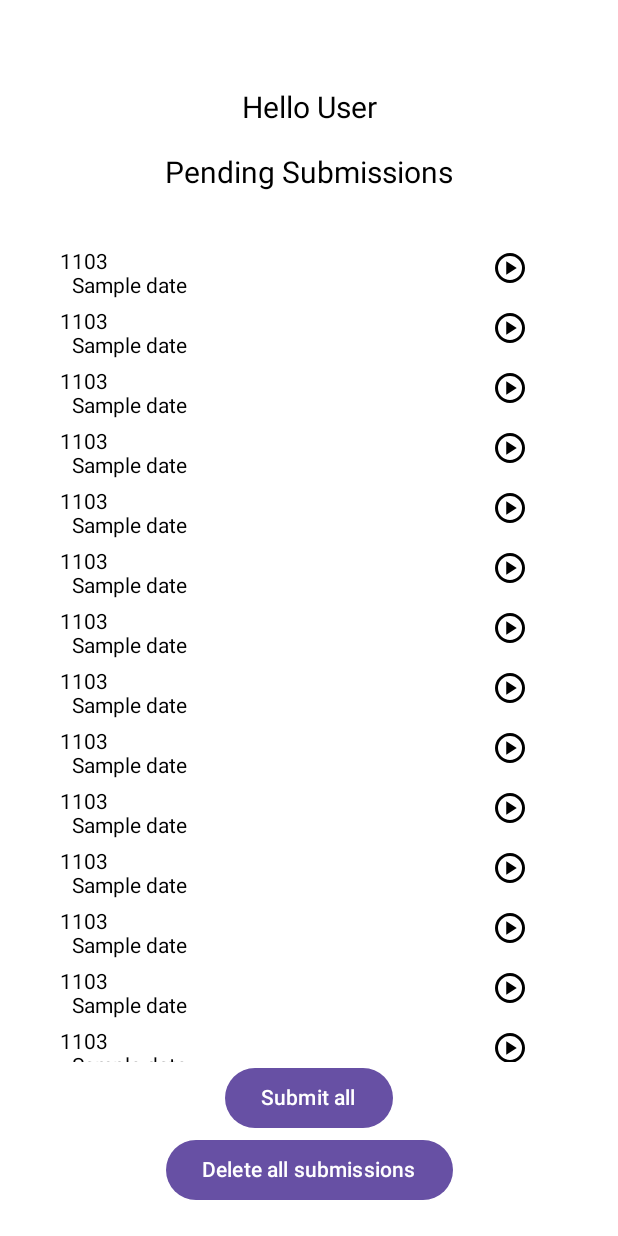
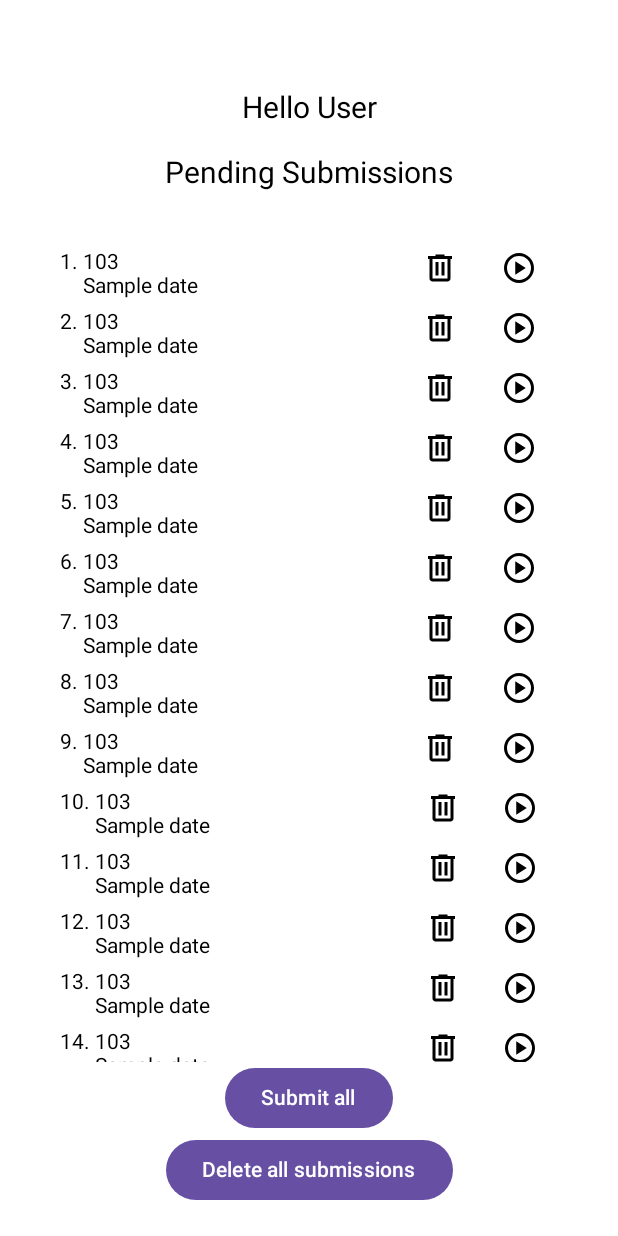
Before and after one commit to abhijay-259/RecorderApp, an Android app built with Jetpack Compose: the @Preview function PendingSubmissionsScreenPreview, on a phone screen of 412 x 824 dp. Run offline under Robolectric (Android 15) with nearby library versions, the phone set to English and light mode, and no system bars.

Commit message:
minor changes playback button and other fixes

```diff
--- a/app/src/main/java/com/example/recorderapp/repositories/AuthRepositoryPractice.kt
+++ b/app/src/main/java/com/example/recorderapp/repositories/AuthRepositoryPractice.kt
@@ -1,11 +1,8 @@
 package com.example.recorderapp.repositories
 
-import android.service.autofill.UserData
 import com.example.recorderapp.models.LogInPayload
 import com.example.recorderapp.models.UserRegistration
-import com.google.android.gms.tasks.Task
 import com.google.firebase.auth.FirebaseAuth
-import com.google.firebase.auth.GetTokenResult
 import kotlinx.coroutines.tasks.await
 
 class AuthRepositoryPractice {
--- a/app/src/main/java/com/example/recorderapp/room/SubmissionDao.kt
+++ b/app/src/main/java/com/example/recorderapp/room/SubmissionDao.kt
@@ -1,7 +1,6 @@
 package com.example.recorderapp.room
 
 import androidx.room.Dao
-import androidx.room.Delete
 import androidx.room.Query
 import androidx.room.Upsert
 import kotlinx.coroutines.flow.Flow
--- a/app/src/main/java/com/example/recorderapp/room/SubmissionDatabase.kt
+++ b/app/src/main/java/com/example/recorderapp/room/SubmissionDatabase.kt
@@ -1,12 +1,9 @@
 package com.example.recorderapp.room
 
 import android.content.Context
-import androidx.room.AutoMigration
 import androidx.room.Database
-import androidx.room.DeleteTable
 import androidx.room.Room
 import androidx.room.RoomDatabase
-import androidx.room.migration.AutoMigrationSpec
 import androidx.room.migration.Migration
 import androidx.sqlite.db.SupportSQLiteDatabase
 
--- a/app/src/main/java/com/example/recorderapp/screens/PendingSubmissionsScreen.kt
+++ b/app/src/main/java/com/example/recorderapp/screens/PendingSubmissionsScreen.kt
@@ -1,8 +1,6 @@
 package com.example.recorderapp.screens
 
 import android.util.Log
-import androidx.compose.foundation.Image
-import androidx.compose.foundation.background
 import androidx.compose.foundation.clickable
 import androidx.compose.foundation.layout.Arrangement
 import androidx.compose.foundation.layout.Column
@@ -12,29 +10,20 @@ import androidx.compose.foundation.layout.fillMaxSize
 import androidx.compose.foundation.layout.padding
 import androidx.compose.foundation.lazy.LazyColumn
 import androidx.compose.material3.Button
-import androidx.compose.material3.ExperimentalMaterial3Api
-import androidx.compose.material3.FloatingActionButton
 import androidx.compose.material3.Icon
-import androidx.compose.material3.Scaffold
 import androidx.compose.material3.Text
-import androidx.compose.material3.TopAppBar
 import androidx.compose.runtime.Composable
 import androidx.compose.ui.Alignment
 import androidx.compose.ui.Modifier
 import androidx.compose.ui.tooling.preview.Preview
 import androidx.compose.ui.unit.sp
 import androidx.lifecycle.viewmodel.compose.viewModel
-import androidx.room.util.TableInfo
 import com.example.recorderapp.viewmodels.PendingSubmissionsViewModel
-import kotlinx.coroutines.flow.collect
-import kotlinx.coroutines.flow.forEach
 import androidx.compose.runtime.collectAsState
-import androidx.compose.ui.graphics.Color
 import androidx.compose.ui.res.painterResource
 import androidx.compose.ui.unit.dp
 import com.example.recorderapp.R
-import com.example.recorderapp.repositories.AuthRepository
-import com.example.recorderapp.room.SubmissionDao
+import com.example.recorderapp.customfunctions.timeFromPath
 
 @Composable
 fun PendingSubmissionsScreen(
@@ -63,9 +52,11 @@ fun PendingSubmissionsScreen(
             items(submissionList.size) { index ->
                 val currentSubmission = submissionList[index]
                 PendingSubmission(
+                    slno = index,
                     taskID = currentSubmission.task_id.toString(),
-                    date = "Sample date",
-                    function = {viewModel.playButton(currentSubmission.filePath)}
+                    date = timeFromPath(currentSubmission.filePath)!!,
+                    functionPlay = {viewModel.playButton(currentSubmission.filePath, index+1)},
+                    functionDelete = {viewModel.deleteButton(currentSubmission.submission_id)}
                 )
             }
         }
@@ -94,9 +85,9 @@ fun PendingSubmissionsScreenPreview() {
 }
 
 @Composable
-fun PendingSubmission(taskID: String, date: String, function: () -> Unit) {
+fun PendingSubmission(slno: Int, taskID: String, date: String, functionPlay: () -> Unit, functionDelete: () -> Unit) {
     Row() {
-        Text("1")
+        Text((slno+1).toString() + ". ")
         Column(
             modifier = Modifier
                 .weight(0.8f)
@@ -105,10 +96,17 @@ fun PendingSubmission(taskID: String, date: String, function: () -> Unit) {
             Text(date)
         }
         Icon(
+            painter = painterResource(id = R.drawable.ic_delete),
+            contentDescription = "Delete",
+            modifier = Modifier
+                .clickable(onClick = functionDelete)
+                .weight(0.2f)
+        )
+        Icon(
             painter = painterResource(id = R.drawable.ic_play),
             contentDescription = "Play",
             modifier = Modifier
-                .clickable(onClick = function)
+                .clickable(onClick = functionPlay)
                 .weight(0.2f)
         )
     }
@@ -137,9 +135,11 @@ fun PendingSubmissionsScreendc() {
         ) {
             items(20) { index ->
                 PendingSubmission(
+                    slno = index,
                     taskID = "103",
                     date = "Sample date",
-                    function = {}
+                    functionPlay = {},
+                    functionDelete = {}
                 )
             }
         }
--- a/app/src/main/java/com/example/recorderapp/screens/SignInScreen.kt
+++ b/app/src/main/java/com/example/recorderapp/screens/SignInScreen.kt
@@ -1,6 +1,5 @@
 package com.example.recorderapp.screens
 
-import androidx.compose.foundation.clickable
 import androidx.compose.foundation.layout.Arrangement
 import androidx.compose.foundation.layout.Column
 import androidx.compose.foundation.layout.Row
--- a/app/src/main/java/com/example/recorderapp/viewmodels/RUViewModel.kt
+++ b/app/src/main/java/com/example/recorderapp/viewmodels/RUViewModel.kt
@@ -10,10 +10,8 @@ import kotlinx.coroutines.launch
 import com.example.recorderapp.repositories.AudioRepository
 import com.example.recorderapp.repositories.AuthRepository
 import com.example.recorderapp.room.SubmissionDao
-import com.example.recorderapp.room.SubmissionDatabase
 import kotlinx.coroutines.delay
 import kotlinx.coroutines.flow.SharingStarted
-import kotlinx.coroutines.flow.StateFlow
 import kotlinx.coroutines.flow.asStateFlow
 import kotlinx.coroutines.flow.stateIn
 import kotlin.time.Duration.Companion.seconds
--- a/app/src/main/java/com/example/recorderapp/viewmodels/SignInViewModel.kt
+++ b/app/src/main/java/com/example/recorderapp/viewmodels/SignInViewModel.kt
@@ -3,17 +3,13 @@ package com.example.recorderapp.viewmodels
 import androidx.compose.foundation.text.input.TextFieldState
 import androidx.lifecycle.ViewModel
 import androidx.lifecycle.viewModelScope
-import com.example.recorderapp.models.LogInPayload
 import com.example.recorderapp.models.UserRegistration
-import kotlinx.coroutines.Job
 import kotlinx.coroutines.launch
 
 import com.example.recorderapp.repositories.AuthRepository
-import kotlinx.coroutines.delay
 import kotlinx.coroutines.flow.MutableStateFlow
 import kotlinx.coroutines.flow.asStateFlow
 import kotlinx.coroutines.flow.update
-import kotlin.time.Duration.Companion.milliseconds
 
 data class SignInUIState(
     val signInError: Boolean = false,
--- /dev/null
+++ b/app/src/main/res/drawable/ic_delete.xml
@@ -0,0 +1,8 @@
+<vector xmlns:android="http://schemas.android.com/apk/res/android"
+    android:width="24dp"
+    android:height="24dp"
+    android:viewportWidth="24"
+    android:viewportHeight="24">
+    <path android:fillColor="@android:color/black"
+        android:pathData="M7,21q-0.82,0-1.41-0.59T5,19V6H4V4H9V3h6V4h5V6H19V19q0,0.82-0.59,1.41T17,21H7ZM17,6H7V19H17V6ZM9,17h2V8H9v9Zm4,0h2V8H13v9ZM7,6V19V6Z"/>
+</vector>
```
Also changed, not shown: app/src/main/java/com/example/recorderapp/AppNav.kt (+0 -18 lines), app/src/main/java/com/example/recorderapp/MainActivity.kt (+0 -24 lines), app/src/main/java/com/example/recorderapp/customfunctions/timeFromPath.kt (added, +18 -0 lines), app/src/main/java/com/example/recorderapp/repositories/AudioRepository.kt (+15 -17 lines), app/src/main/java/com/example/recorderapp/repositories/AuthRepository.kt (+0 -10 lines), app/src/main/java/com/example/recorderapp/screens/LogInScreen.kt (+0 -21 lines), app/src/main/java/com/example/recorderapp/screens/RecordingAndUploadingScreen.kt (+0 -25 lines), app/src/main/java/com/example/recorderapp/viewmodels/PendingSubmissionsViewModel.kt (+23 -9 lines), 1 other file.
